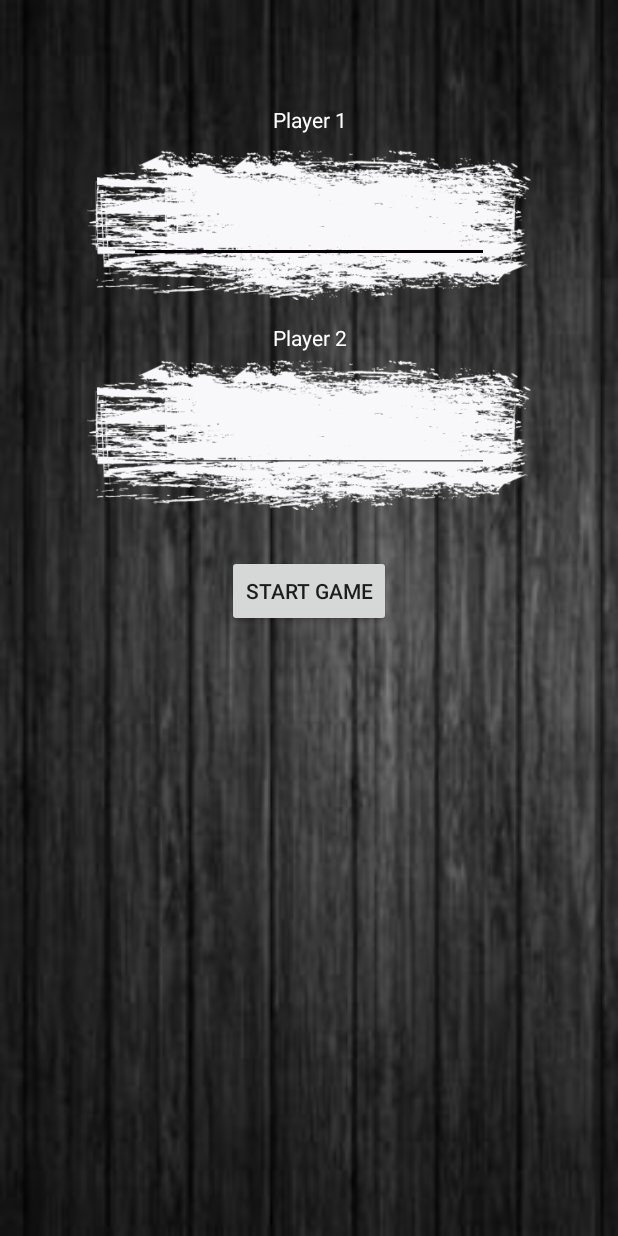
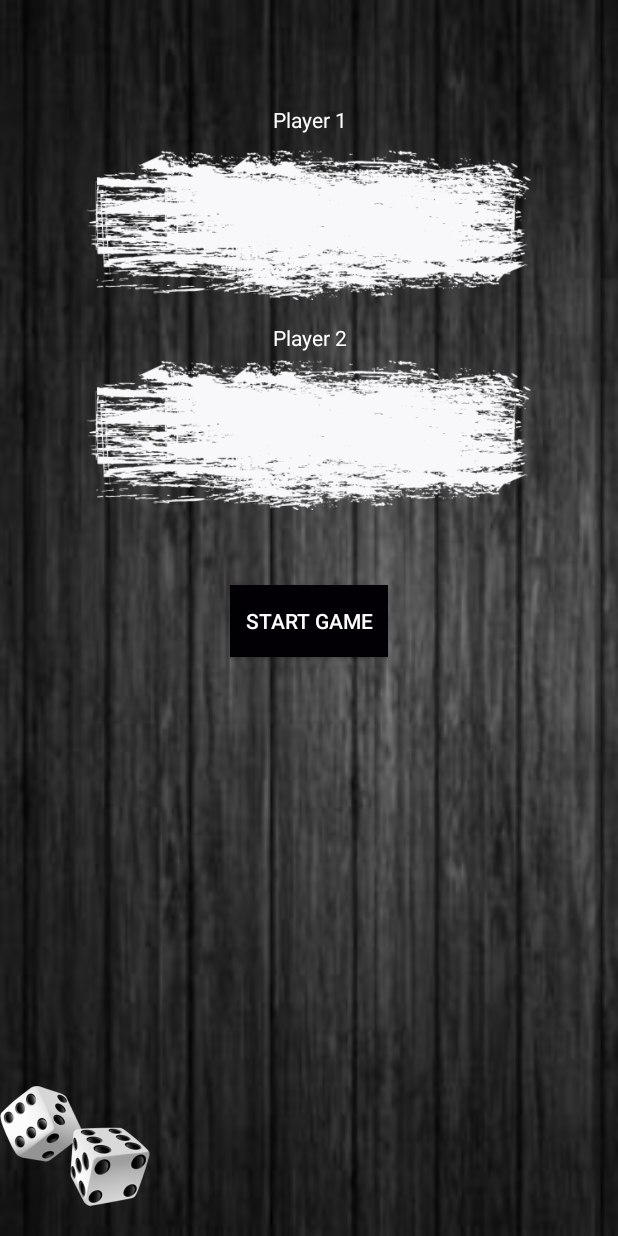
Before and after one commit to dielanophals/Pietjesbak, an Android app: the screen it shows after launch (MainActivity), on a phone screen of 412 x 824 dp. Run offline under Robolectric (Android 15) with nearby library versions, the phone set to English and light mode, and no system bars; our stand-ins replace Firebase (no records; nobody signed in at launch, a user with empty details on screens opened directly).

Commit message:
Update activity_main.xml

```diff
--- a/app/src/main/res/layout/activity_main.xml
+++ b/app/src/main/res/layout/activity_main.xml
@@ -38,11 +38,12 @@
         android:layout_height="wrap_content"
         android:layout_marginStart="16dp"
         android:layout_marginEnd="16dp"
-        android:layout_marginTop="130dp"
+        android:layout_marginTop="135dp"
         android:textColor="#020202"
         android:textAlignment="center"
         android:layout_alignParentTop="true"
         android:layout_centerHorizontal="true"
+        android:background="@drawable/input"
         />
 
     <TextView
@@ -53,9 +54,10 @@
         android:layout_below="@id/edittext1"
         android:layout_marginStart="16dp"
         android:layout_marginEnd="16dp"
-        android:layout_marginTop="40dp"
+        android:layout_marginTop="55dp"
         android:textAlignment="center"
-        android:textColor="#ffffff"/>
+        android:textColor="#ffffff"
+        />
 
     <EditText
         android:layout_alignParentTop="true"
@@ -68,7 +70,8 @@
         android:layout_below="@id/textinput2"
         android:textColor="#020202"
         android:textAlignment="center"
-        android:layout_marginTop="270dp"
+        android:layout_marginTop="280dp"
+        android:background="@drawable/input"
         />
 
 
@@ -78,18 +81,19 @@
         android:layout_height="wrap_content"
         android:layout_alignParentTop="true"
         android:layout_centerHorizontal="true"
-        android:layout_marginTop="370dp"
-        android:text="Start game" />
-
-    <TextView
-        android:id="@+id/name_check"
-        android:layout_width="match_parent"
-        android:layout_height="wrap_content"
-        android:layout_below="@id/start_game"
-        android:layout_marginStart="16dp"
-        android:layout_marginEnd="16dp"
-        android:textSize="20sp"
+        android:layout_marginTop="390dp"
+        android:text="Start game"
+        android:background="#030005"
         android:textColor="#fff"
+        android:paddingLeft="10dp"
+        android:paddingRight="10dp"
         />
+    <ImageView
+        android:layout_width="100dp"
+        android:layout_height="100dp"
+        android:src="@drawable/dubb"
+        android:layout_alignParentBottom="true"
+        android:layout_marginTop="100dp"
+        android:layout_marginBottom="10dp"/>
 
 </RelativeLayout>
```
